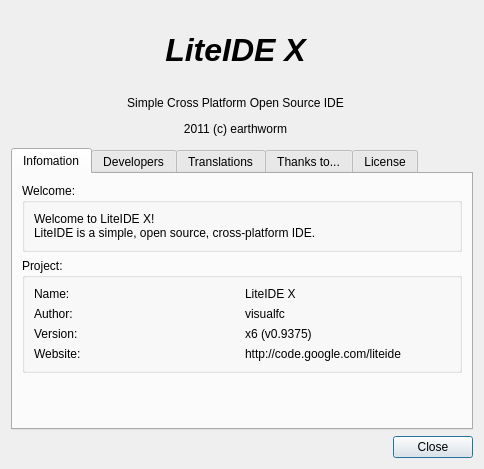
Old version of the form liteidex/src/liteapp/aboutdialog.ui in the repository seanxyh/liteide.
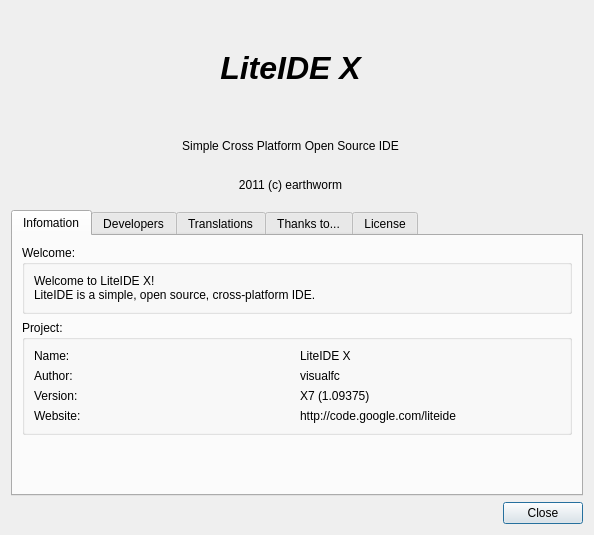
New version of the form. Icons and pictures are not drawn.

Patch:
```diff
--- a/liteidex/src/liteapp/aboutdialog.ui
+++ b/liteidex/src/liteapp/aboutdialog.ui
@@ -6,8 +6,8 @@
    <rect>
     <x>0</x>
     <y>0</y>
-    <width>450</width>
-    <height>469</height>
+    <width>594</width>
+    <height>535</height>
    </rect>
   </property>
   <property name="sizePolicy">
@@ -243,7 +243,7 @@
           <item row="2" column="1">
            <widget class="QLabel" name="label_16">
             <property name="text">
-             <string notr="true">x6 (v0.9375)</string>
+             <string notr="true">X7 (1.09375)</string>
             </property>
            </widget>
           </item>
```
